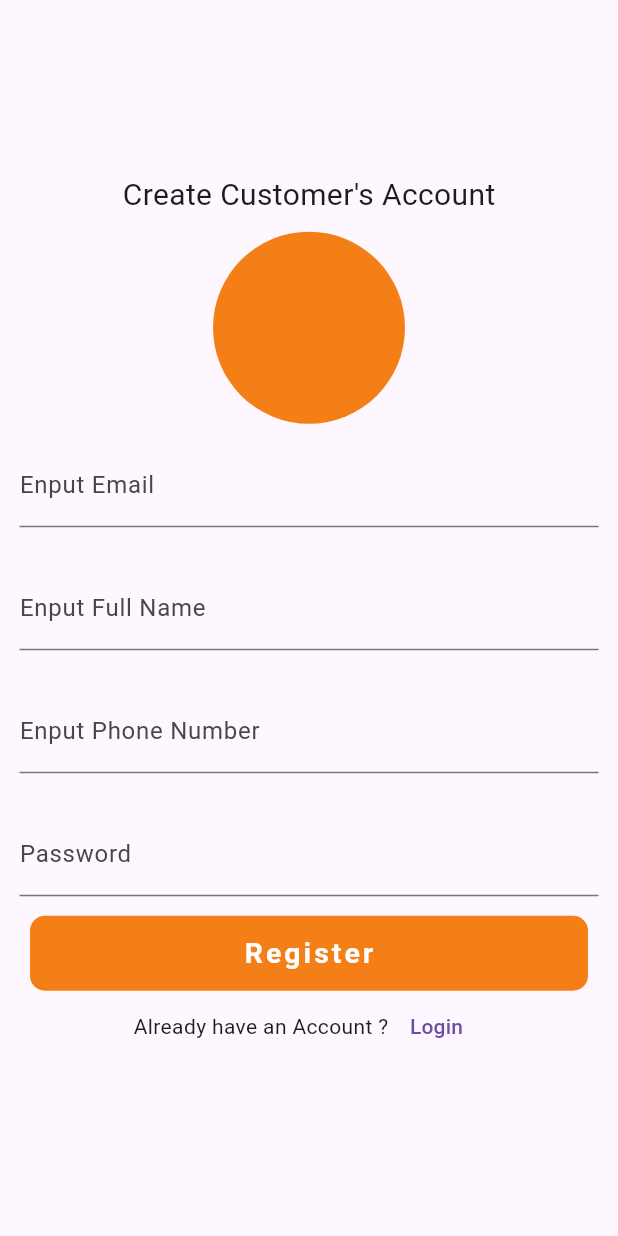
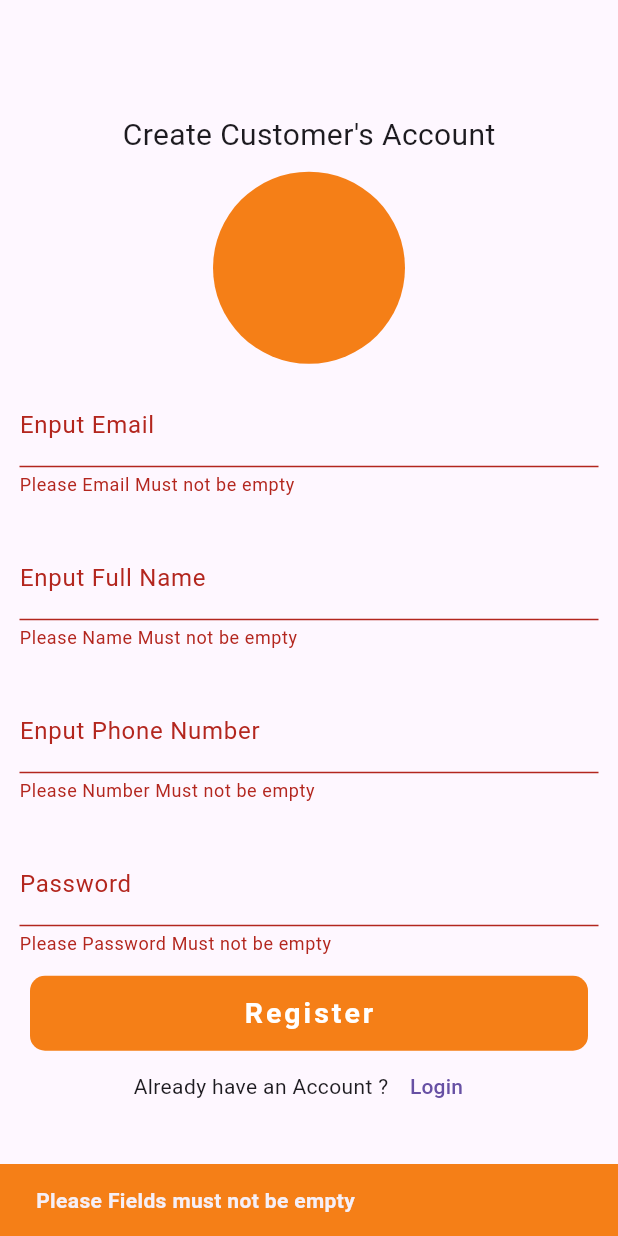
Before and after one commit to Nurujjaman329/ecommerce_project, a Flutter app: the screen it shows after launch, after a tap on "Register", on a phone screen of 412 x 824 dp. Run offline on Flutter 3.47's test engine with Material 3 defaults, Android fonts, the phone set to English and light mode, and no system bars; our stand-ins replace cloud_firestore, firebase_auth, firebase_core; accounts and stored records are empty.

Commit message:
add snackbar

```diff
--- /dev/null
+++ b/lib/utils/show_snackBar.dart
@@ -0,0 +1,15 @@
+import 'package:flutter/material.dart';
+
+showSnack(context, String title) {
+  ScaffoldMessenger.of(context).showSnackBar(
+    SnackBar(
+      backgroundColor: Colors.yellow.shade900,
+      content: Text(
+        title,
+        style: TextStyle(
+          fontWeight: FontWeight.bold,
+        ),
+      ),
+    ),
+  );
+}
--- a/lib/views/buyers/auth/register_screen.dart
+++ b/lib/views/buyers/auth/register_screen.dart
@@ -1,4 +1,5 @@
 import 'package:ecommerce_practise/controllers/auth_controller.dart';
+import 'package:ecommerce_practise/utils/show_snackBar.dart';
 import 'package:ecommerce_practise/views/buyers/auth/log_in_screen.dart';
 import 'package:flutter/material.dart';
 
@@ -12,21 +13,20 @@ class RegisterScreen extends StatefulWidget {
 class _RegisterScreenState extends State<RegisterScreen> {
   final AuthController _authController = AuthController();
 
+  final GlobalKey<FormState> _formKey = GlobalKey<FormState>();
+
   late String email;
   late String fullName;
   late String phoneNumber;
   late String password;
 
   _signUpUser() async {
-    String res = await _authController.signUpUsers(
-        email, fullName, phoneNumber, password);
-
-    if (res != 'Success') {
-      print(res);
+    if (_formKey.currentState!.validate()) {
+      await _authController.signUpUsers(email, fullName, phoneNumber, password);
+      return showSnack(context, 'Accouunt Create Successfully');
     } else {
-      print('Good ');
+      return showSnack(context, 'Please Fields must not be empty');
     }
-    ;
   }
 
   @override
@@ -34,6 +34,8 @@ class _RegisterScreenState extends State<RegisterScreen> {
     return Scaffold(
       body: Center(
         child: SingleChildScrollView(
+          child: Form(
+            key: _formKey,
             child: Column(
               mainAxisAlignment: MainAxisAlignment.center,
               children: [
@@ -53,6 +55,13 @@ class _RegisterScreenState extends State<RegisterScreen> {
                 Padding(
                   padding: const EdgeInsets.all(13.0),
                   child: TextFormField(
+                    validator: (value) {
+                      if (value!.isEmpty) {
+                        return 'Please Email Must not be empty';
+                      } else {
+                        return null;
+                      }
+                    },
                     onChanged: (value) {
                       email = value;
                     },
@@ -64,6 +73,13 @@ class _RegisterScreenState extends State<RegisterScreen> {
                 Padding(
                   padding: const EdgeInsets.all(13.0),
                   child: TextFormField(
+                    validator: (value) {
+                      if (value!.isEmpty) {
+                        return 'Please Name Must not be empty';
+                      } else {
+                        return null;
+                      }
+                    },
                     onChanged: (value) {
                       fullName = value;
                     },
@@ -75,6 +91,13 @@ class _RegisterScreenState extends State<RegisterScreen> {
                 Padding(
                   padding: const EdgeInsets.all(13.0),
                   child: TextFormField(
+                    validator: (value) {
+                      if (value!.isEmpty) {
+                        return 'Please Number Must not be empty';
+                      } else {
+                        return null;
+                      }
+                    },
                     onChanged: (value) {
                       phoneNumber = value;
                     },
@@ -86,6 +109,13 @@ class _RegisterScreenState extends State<RegisterScreen> {
                 Padding(
                   padding: const EdgeInsets.all(13.0),
                   child: TextFormField(
+                    validator: (value) {
+                      if (value!.isEmpty) {
+                        return 'Please Password Must not be empty';
+                      } else {
+                        return null;
+                      }
+                    },
                     onChanged: (value) {
                       password = value;
                     },
@@ -141,6 +171,7 @@ class _RegisterScreenState extends State<RegisterScreen> {
             ),
           ),
         ),
+      ),
     );
   }
 }
```
Lines whose indentation alone changed are shown as unchanged.
